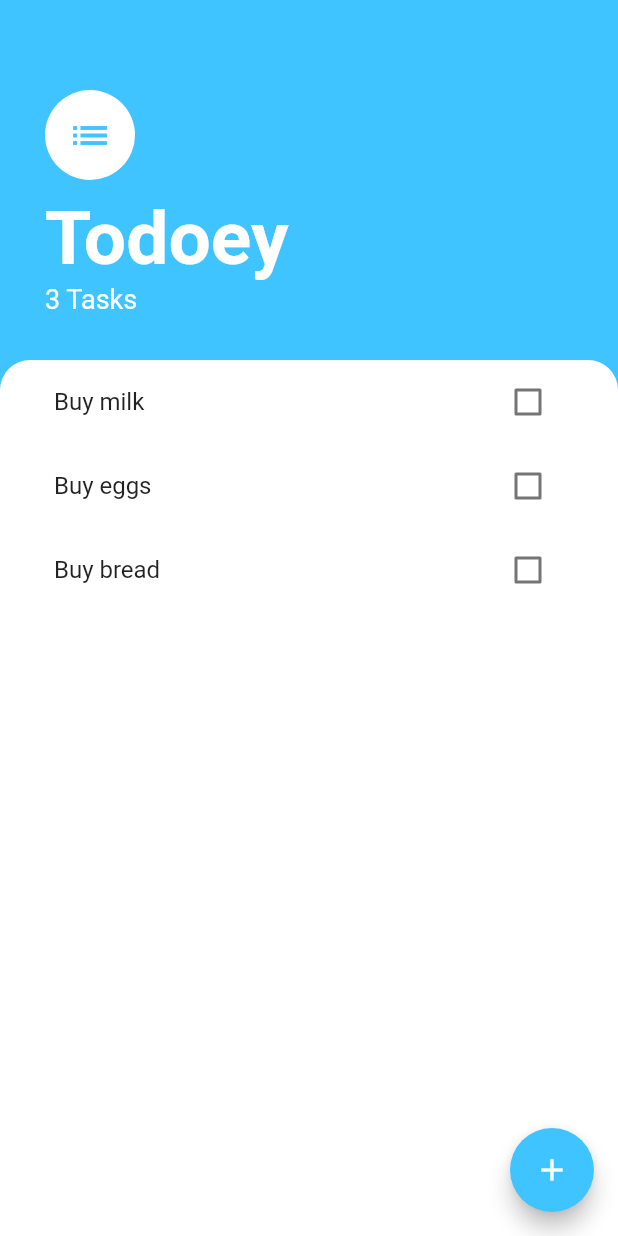
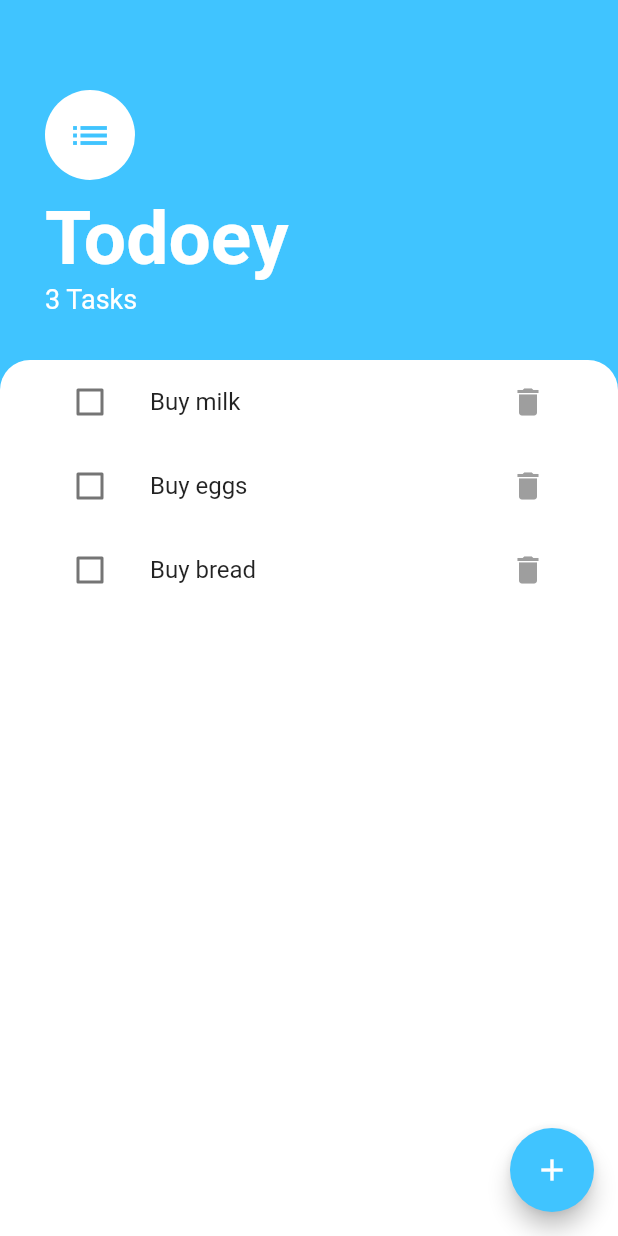
Before and after one commit to keigo194547/Flutter_State_Management, a Flutter app: the screen it shows after launch, on a phone screen of 412 x 824 dp. Run offline on Flutter 3.47's test engine with Material 2 defaults, Android fonts, the phone set to English and light mode, and no system bars.

Commit message:
タスクが消えない

```diff
--- a/lib/widgets/task_title.dart
+++ b/lib/widgets/task_title.dart
@@ -5,8 +5,13 @@ class TaskTitle extends StatelessWidget{
   final bool isChecked;
   final String taskTitle;
   final Function checkboxCallback;
+  final Function removeTask;
 
-  TaskTitle({this.isChecked,this.taskTitle,this.checkboxCallback});
+  TaskTitle(
+      {
+        this.isChecked,this.taskTitle,
+        this.checkboxCallback,this.removeTask
+      });
 
   @override
   Widget build(BuildContext context) {
@@ -14,12 +19,18 @@ class TaskTitle extends StatelessWidget{
       title: Text(
         taskTitle,
         style: TextStyle(
-            decoration: isChecked ? TextDecoration.lineThrough : null),
+            decoration: isChecked ? TextDecoration.lineThrough : TextDecoration.none,
+        ),
       ),
-      trailing: Checkbox(
+      leading: Checkbox(
         activeColor: Colors.lightBlueAccent,
-        value:isChecked,
+        value: isChecked,
         onChanged: checkboxCallback,
+      ),
+      trailing: IconButton(
+        icon: Icon(Icons.delete),
+        color: Colors.grey,
+        onPressed: removeTask,
       ),
     );
   }
```
Also changed, not shown: lib/models/task_data.dart (+6 -1 lines), lib/widgets/tasks_list.dart (+8 -6 lines).
